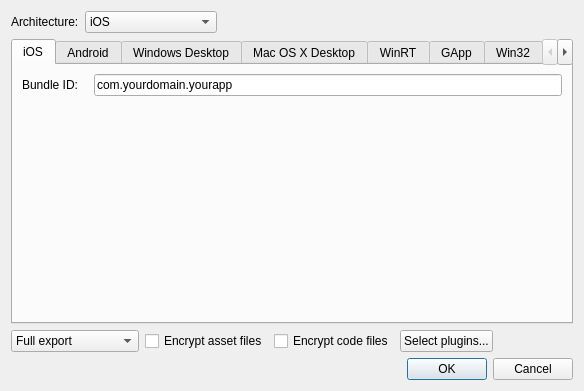
gideros/gideros, file ui/exportprojectdialog.ui: the form before one commit.
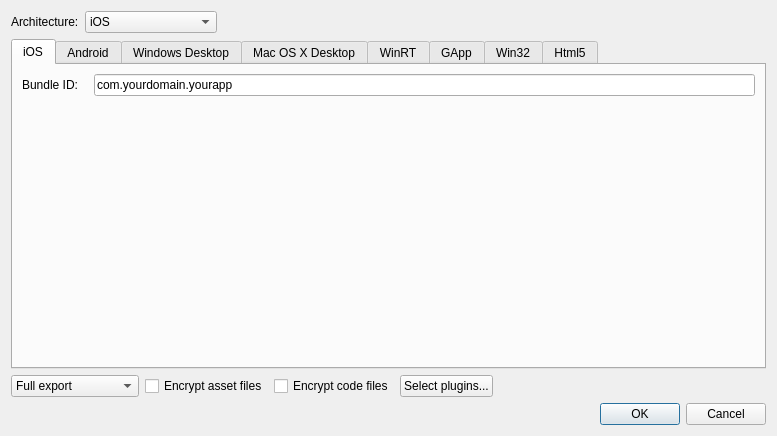
The form after the commit.

Commit message: [ui] Enlarged windows [plugins/ads] First attempt at a lua script for ads on IOS

The edit to the form file:
```diff
--- a/ui/exportprojectdialog.ui
+++ b/ui/exportprojectdialog.ui
@@ -6,8 +6,8 @@
    <rect>
     <x>0</x>
     <y>0</y>
-    <width>584</width>
-    <height>391</height>
+    <width>777</width>
+    <height>436</height>
    </rect>
   </property>
   <property name="windowTitle">
```
The commit also changes 2 other files.
